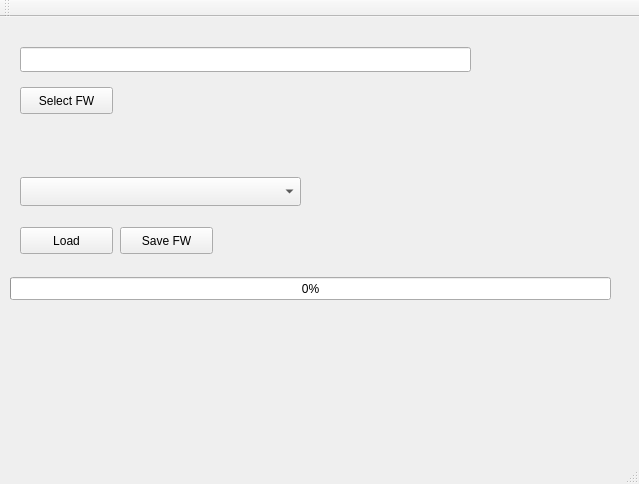
First picture: the form in mainwindow.ui, repository DeuceEFI/emsload, before the edit.
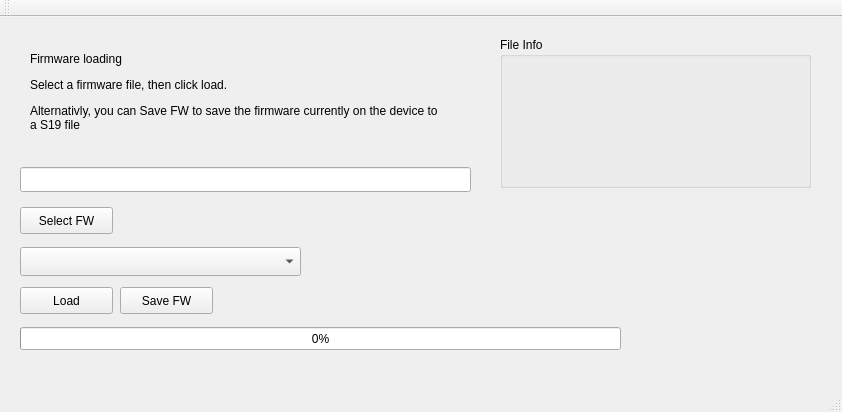
Second picture: the form after the edit.

Commit message: Reformatted the UI to make it cleaner, and fixed crash involving ripping S19

```diff
--- a/mainwindow.ui
+++ b/mainwindow.ui
@@ -6,8 +6,8 @@
    <rect>
     <x>0</x>
     <y>0</y>
-    <width>639</width>
-    <height>484</height>
+    <width>842</width>
+    <height>412</height>
    </rect>
   </property>
   <property name="windowTitle">
@@ -18,7 +18,7 @@
     <property name="geometry">
      <rect>
       <x>20</x>
-      <y>70</y>
+      <y>190</y>
       <width>93</width>
       <height>27</height>
      </rect>
@@ -31,7 +31,7 @@
     <property name="geometry">
      <rect>
       <x>20</x>
-      <y>210</y>
+      <y>270</y>
       <width>93</width>
       <height>27</height>
      </rect>
@@ -44,7 +44,7 @@
     <property name="geometry">
      <rect>
       <x>20</x>
-      <y>160</y>
+      <y>230</y>
       <width>281</width>
       <height>29</height>
      </rect>
@@ -54,7 +54,7 @@
     <property name="geometry">
      <rect>
       <x>20</x>
-      <y>30</y>
+      <y>150</y>
       <width>451</width>
       <height>25</height>
      </rect>
@@ -63,8 +63,8 @@
    <widget class="QProgressBar" name="progressBar">
     <property name="geometry">
      <rect>
-      <x>10</x>
-      <y>260</y>
+      <x>20</x>
+      <y>310</y>
       <width>601</width>
       <height>23</height>
      </rect>
@@ -77,7 +77,7 @@
     <property name="geometry">
      <rect>
       <x>120</x>
-      <y>210</y>
+      <y>270</y>
       <width>93</width>
       <height>27</height>
      </rect>
@@ -86,18 +86,43 @@
      <string>Save FW</string>
     </property>
    </widget>
-   <widget class="QLabel" name="label">
+   <widget class="QLabel" name="label_2">
     <property name="geometry">
      <rect>
-      <x>320</x>
-      <y>70</y>
-      <width>271</width>
+      <x>30</x>
+      <y>20</y>
+      <width>411</width>
+      <height>111</height>
+     </rect>
+    </property>
+    <property name="text">
+     <string>&lt;html&gt;&lt;head/&gt;&lt;body&gt;&lt;p&gt;Firmware loading&lt;/p&gt;&lt;p&gt;Select a firmware file, then click load.&lt;/p&gt;&lt;p&gt;Alternativly, you can Save FW to save the firmware currently on the device to a S19 file&lt;/p&gt;&lt;/body&gt;&lt;/html&gt;</string>
+    </property>
+    <property name="wordWrap">
+     <bool>true</bool>
+    </property>
+   </widget>
+   <widget class="QGroupBox" name="groupBox">
+    <property name="geometry">
+     <rect>
+      <x>500</x>
+      <y>20</y>
+      <width>311</width>
       <height>151</height>
      </rect>
     </property>
-    <property name="text">
-     <string/>
+    <property name="title">
+     <string>File Info</string>
     </property>
+    <layout class="QVBoxLayout" name="verticalLayout">
+     <item>
+      <widget class="QLabel" name="label">
+       <property name="text">
+        <string/>
+       </property>
+      </widget>
+     </item>
+    </layout>
    </widget>
   </widget>
   <widget class="QMenuBar" name="menuBar">
```
Left out of the diff: 4 changed lines with no effect on the pictures. The commit also changes 2 other files.
